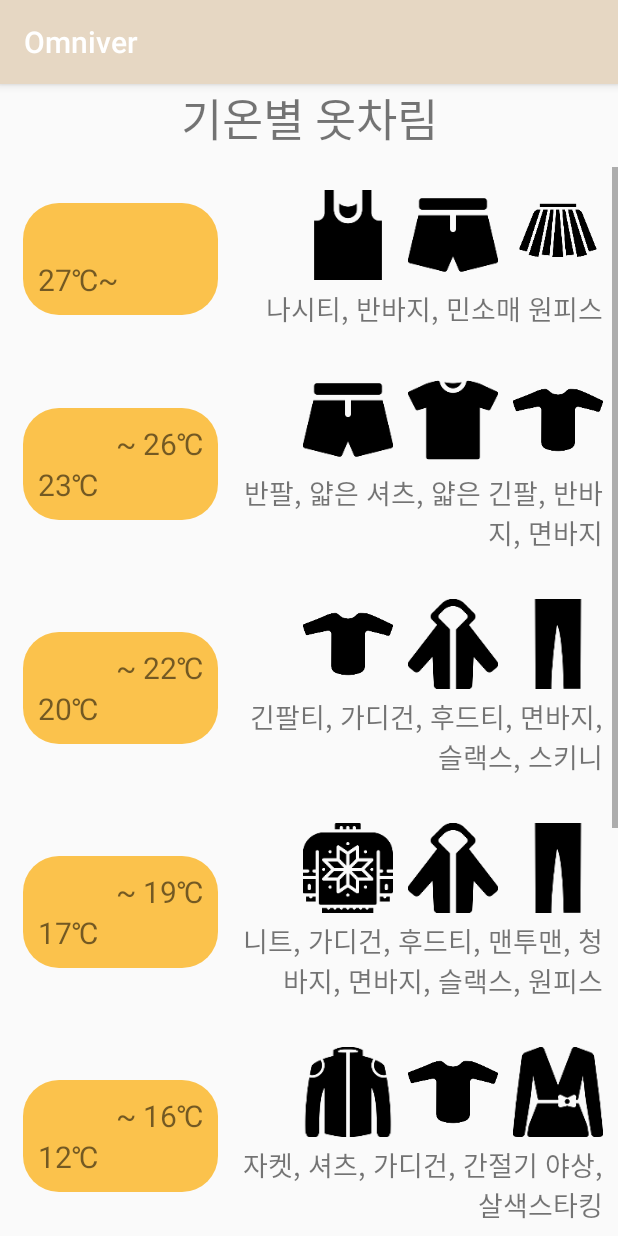
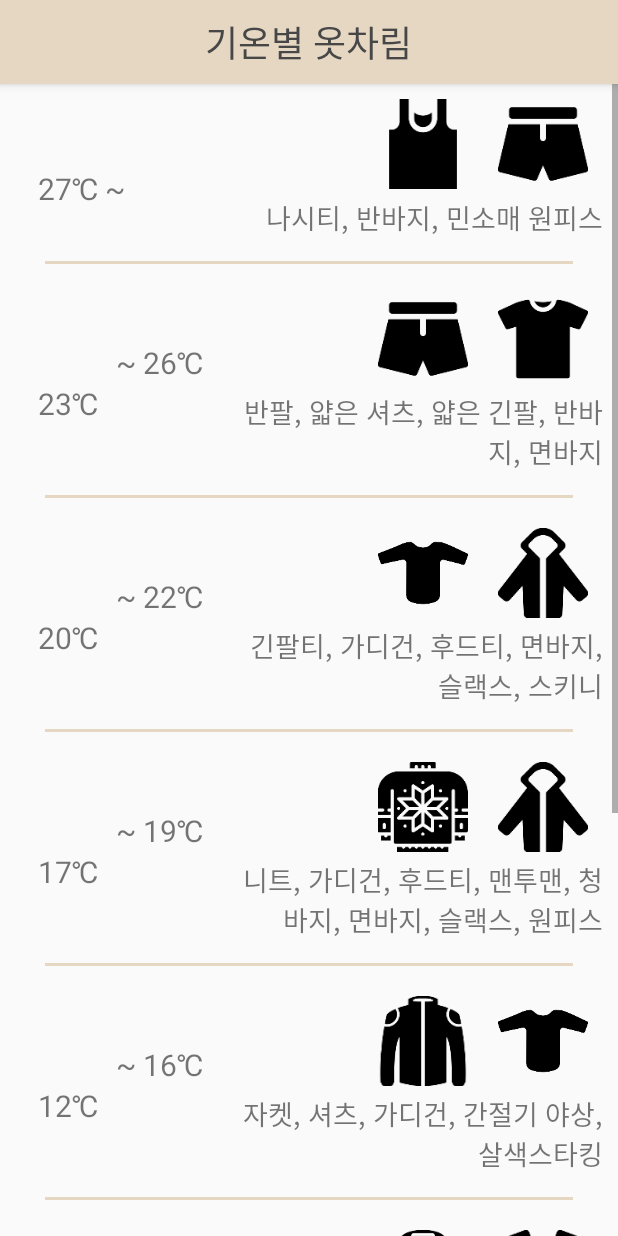
Before and after one commit to wnehdals/Omniver, an Android app: the CategoryActivity screen opened directly, with no data from a screen before it, after a tap on "기온 별 옷차림 보기", on a phone screen of 412 x 824 dp. Run offline under Robolectric (Android 15) with nearby library versions, the phone set to English and light mode, and no system bars; pictures from the network do not load.

```diff
--- a/app/src/main/java/com/example/omniver/CategoryActivity.java
+++ b/app/src/main/java/com/example/omniver/CategoryActivity.java
@@ -1,5 +1,6 @@
 package com.example.omniver;
 
+import android.app.ActionBar;
 import android.content.Intent;
 import android.media.ExifInterface;
 import android.net.Uri;
@@ -9,6 +10,7 @@ import android.provider.MediaStore;
 import android.util.Log;
 import android.view.View;
 import android.widget.Button;
+import android.widget.TextView;
 
 import androidx.core.content.FileProvider;
 
@@ -29,27 +31,40 @@ public class CategoryActivity extends BottomNavigationActivity implements View.O
     private Uri photoUri;
     static final int REQUEST_IMAGE_CAPTURE = 1;
     static final int SEND_CALCULATEACTIVITY = 2;
+
     private Button takePhotoButton;
     private Button tempClothDictionaryButton;
+    private Button clothLogButton;
+
     @Override
     protected void onCreate(Bundle savedInstanceState) {
         super.onCreate(savedInstanceState);
         setContentView(R.layout.activity_category);
+
         bottomNavListener = new BottomNavListener();
         navView = findViewById(R.id.nav_view);
         navView.setOnNavigationItemSelectedListener(bottomNavListener);
         init();
+
+        getSupportActionBar().setDisplayShowTitleEnabled(false);
+        getSupportActionBar().setDisplayOptions(ActionBar.DISPLAY_SHOW_CUSTOM);
+        getSupportActionBar().setCustomView(R.layout.actionbar_center);
+        TextView title = findViewById(R.id.actionbar_title);
+        title.setText("카테고리");
     }
-    public void init(){
-        takePhotoButton = (Button)findViewById(R.id.take_photo_button);
-        tempClothDictionaryButton = (Button)findViewById(R.id.recommended_list_button);
+
+    public void init() {
+        takePhotoButton = findViewById(R.id.take_photo_button);
         takePhotoButton.setOnClickListener(this);
+        tempClothDictionaryButton = findViewById(R.id.recommended_list_button);
         tempClothDictionaryButton.setOnClickListener(this);
+        clothLogButton = findViewById(R.id.cloth_log_button);
+        clothLogButton.setOnClickListener(this);
     }
 
     @Override
     public void onClick(View view) {
-        switch (view.getId()){
+        switch (view.getId()) {
             case R.id.take_photo_button:
                 Intent takePictureIntent = new Intent(MediaStore.ACTION_IMAGE_CAPTURE);
                 if (takePictureIntent.resolveActivity(getPackageManager()) != null) {
@@ -72,8 +87,13 @@ public class CategoryActivity extends BottomNavigationActivity implements View.O
                 Intent recommendedListIntent = new Intent(this, RecommendedListActivity.class);
                 startActivity(recommendedListIntent);
                 break;
+            case R.id.cloth_log_button:
+                Intent clothLogIntent = new Intent(this, ClothLogActivity.class);
+                startActivity(clothLogIntent);
+                break;
         }
     }
+
     private File createImageFile() throws IOException {
         // Create an image file name
         timeStamp = new SimpleDateFormat("yyyyMMdd_HHmmss").format(new Date());
@@ -86,7 +106,7 @@ public class CategoryActivity extends BottomNavigationActivity implements View.O
         );
 
         // Save a file: path for use with ACTION_VIEW intents
-        Log.d(this.toString(), ".\n"+image.getAbsolutePath());
+        Log.d(this.toString(), ".\n" + image.getAbsolutePath());
         currentPhotoPath = image.getAbsolutePath();
         return image;
     }
@@ -108,7 +128,7 @@ public class CategoryActivity extends BottomNavigationActivity implements View.O
         if (requestCode == REQUEST_IMAGE_CAPTURE && resultCode == RESULT_OK) {
             Intent intent = new Intent(CategoryActivity.this, EvaluationActivity.class);
             intent.putExtra("imagePath", currentPhotoPath);
-            intent.putExtra("date",timeStamp);
+            intent.putExtra("date", timeStamp);
             startActivity(intent);
 
 
--- a/app/src/main/java/com/example/omniver/RecommendedListActivity.java
+++ b/app/src/main/java/com/example/omniver/RecommendedListActivity.java
@@ -4,7 +4,9 @@ import androidx.appcompat.app.AppCompatActivity;
 import androidx.recyclerview.widget.LinearLayoutManager;
 import androidx.recyclerview.widget.RecyclerView;
 
+import android.app.ActionBar;
 import android.os.Bundle;
+import android.widget.TextView;
 
 public class RecommendedListActivity extends AppCompatActivity {
     private RecyclerView recyclerView;
@@ -12,14 +14,14 @@ public class RecommendedListActivity extends AppCompatActivity {
     private RecyclerView.LayoutManager layoutManager;
 
     final int[][] icons = {
-            {R.mipmap.sleeveless, R.mipmap.shorts, R.mipmap.skirt},
-            {R.mipmap.shorts, R.mipmap.casual_t_shirt_, R.mipmap.long_sleeves_t_shirt},
-            {R.mipmap.long_sleeves_t_shirt, R.mipmap.hoodie, R.mipmap.long_pants},
-            {R.mipmap.neat, R.mipmap.hoodie, R.mipmap.long_pants},
-            {R.mipmap.black_jacket, R.mipmap.long_sleeves_t_shirt, R.mipmap.blouse_with_lace},
-            {R.mipmap.coat, R.mipmap.blouse_with_lace, R.mipmap.scarf},
-            {R.mipmap.coat, R.mipmap.black_jacket, R.mipmap.scarf},
-            {R.mipmap.winter, R.mipmap.black_jacket, R.mipmap.coat}
+            {R.mipmap.sleeveless, R.mipmap.shorts},
+            {R.mipmap.shorts, R.mipmap.casual_t_shirt_},
+            {R.mipmap.long_sleeves_t_shirt, R.mipmap.hoodie},
+            {R.mipmap.neat, R.mipmap.hoodie},
+            {R.mipmap.black_jacket, R.mipmap.long_sleeves_t_shirt},
+            {R.mipmap.coat, R.mipmap.blouse_with_lace},
+            {R.mipmap.coat, R.mipmap.scarf},
+            {R.mipmap.winter, R.mipmap.black_jacket}
     };
     final String[] texts = {
             "나시티, 반바지, 민소매 원피스",
@@ -31,8 +33,8 @@ public class RecommendedListActivity extends AppCompatActivity {
             "코트, 가죽자켓",
             "겨울 옷(야상, 패딩, 목도리 등)"
     };
-    final String[] temperatures1 = { "27", "23", "20", "17", "12", "10", "6", "0"};
-    final String[] temperatures2 = { "99", "26", "22", "19", "16", "11", "9", "5"};
+    final String[] temperatures1 = {"27", "23", "20", "17", "12", "10", "6", "0"};
+    final String[] temperatures2 = {"99", "26", "22", "19", "16", "11", "9", "5"};
 
     @Override
     protected void onCreate(Bundle savedInstanceState) {
@@ -45,5 +47,11 @@ public class RecommendedListActivity extends AppCompatActivity {
         recyclerView.setLayoutManager(layoutManager);
         mAdapter = new RecommendedListRecyclerAdapter(icons, texts, temperatures1, temperatures2);
         recyclerView.setAdapter(mAdapter);
+
+        getSupportActionBar().setDisplayShowTitleEnabled(false);
+        getSupportActionBar().setDisplayOptions(ActionBar.DISPLAY_SHOW_CUSTOM);
+        getSupportActionBar().setCustomView(R.layout.actionbar_center);
+        TextView title = findViewById(R.id.actionbar_title);
+        title.setText("기온별 옷차림");
     }
 }
--- a/app/src/main/java/com/example/omniver/RecommendedListRecyclerAdapter.java
+++ b/app/src/main/java/com/example/omniver/RecommendedListRecyclerAdapter.java
@@ -16,14 +16,13 @@ class RecommendedListRecyclerAdapter extends RecyclerView.Adapter<RecommendedLis
     private String[] temps1, temps2;
 
     public static class RecyclerViewHolder extends RecyclerView.ViewHolder {
-        public ImageView icon1, icon2, icon3;
+        public ImageView icon1, icon2;
         public TextView clothesText, temp1Text, temp2Text;
 
         public RecyclerViewHolder(View v) {
             super(v);
             icon1 = v.findViewById(R.id.icon1);
             icon2 = v.findViewById(R.id.icon2);
-            icon3 = v.findViewById(R.id.icon3);
             clothesText = v.findViewById(R.id.clothes_text);
             temp1Text = v.findViewById(R.id.temp1_text);
             temp2Text = v.findViewById(R.id.temp2_text);
@@ -45,18 +44,15 @@ class RecommendedListRecyclerAdapter extends RecyclerView.Adapter<RecommendedLis
     }
     @Override
     public void onBindViewHolder(RecyclerViewHolder holder, int position) {
-        if (icons[position].length == 3) {
-            Glide.with(holder.icon1).load(icons[position][0]).into(holder.icon1);
-            Glide.with(holder.icon2).load(icons[position][1]).into(holder.icon2);
-            Glide.with(holder.icon3).load(icons[position][2]).into(holder.icon3);
-        }
+        Glide.with(holder.icon1).load(icons[position][0]).into(holder.icon1);
+        Glide.with(holder.icon2).load(icons[position][1]).into(holder.icon2);
 
         holder.clothesText.setText(texts[position]);
         holder.temp1Text.setText(temps1[position] + "℃");
         holder.temp2Text.setText("~ " + temps2[position] + "℃");
         if (position == 0) {
             holder.temp2Text.setText("");
-            holder.temp1Text.setText(temps1[position] + "℃~");
+            holder.temp1Text.setText(temps1[position] + "℃ ~");
         }
         if (position == getItemCount()) {
             holder.temp1Text.setText("");
--- a/app/src/main/java/com/example/omniver/SplashActivity.java
+++ b/app/src/main/java/com/example/omniver/SplashActivity.java
@@ -1,6 +1,4 @@
 package com.example.omniver;
-
-import androidx.appcompat.app.AppCompatActivity;
 
 import android.app.Activity;
 import android.content.Intent;
@@ -8,7 +6,6 @@ import android.os.Bundle;
 import android.os.Handler;
 import android.widget.ImageView;
 
-import com.bumptech.glide.Glide;
 import com.example.omniver.main_service.MainActivity;
 
 public class SplashActivity extends Activity {
@@ -22,6 +19,7 @@ public class SplashActivity extends Activity {
         //Glide.with(this).load(R.drawable.ic_logo).into(splachIcon);
         Handler hd = new Handler();
         hd.postDelayed(new splashhandler(), 1000); // 1초 후에 hd handler 실행  3000ms = 3초
+
 
     }
 
--- /dev/null
+++ b/app/src/main/res/layout/actionbar_center.xml
@@ -0,0 +1,17 @@
+<?xml version="1.0" encoding="utf-8"?>
+<LinearLayout xmlns:android="http://schemas.android.com/apk/res/android"
+    android:layout_width="match_parent"
+    android:layout_height="wrap_content"
+    android:layout_gravity="center"
+    android:orientation="vertical">
+
+    <TextView
+        android:id="@+id/actionbar_title"
+        android:layout_width="wrap_content"
+        android:layout_height="wrap_content"
+        android:layout_gravity="center"
+        android:text="카테고리"
+        android:textColor="@color/gray"
+        android:textSize="24sp" />
+
+</LinearLayout>
--- a/app/src/main/res/layout/activity_main.xml
+++ b/app/src/main/res/layout/activity_main.xml
@@ -83,7 +83,6 @@
                 android:layout_height="?attr/actionBarSize"
                 app:layout_collapseMode="pin"
                 app:title="Omniver">
-
 
             </androidx.appcompat.widget.Toolbar>
 
--- a/app/src/main/res/layout/activity_recommended_list.xml
+++ b/app/src/main/res/layout/activity_recommended_list.xml
@@ -1,19 +1,10 @@
 <?xml version="1.0" encoding="utf-8"?>
 <LinearLayout xmlns:android="http://schemas.android.com/apk/res/android"
-    xmlns:app="http://schemas.android.com/apk/res-auto"
     xmlns:tools="http://schemas.android.com/tools"
     android:layout_width="match_parent"
     android:layout_height="match_parent"
     android:orientation="vertical"
     tools:context=".RecommendedListActivity">
-
-    <TextView
-        android:layout_width="match_parent"
-        android:layout_height="wrap_content"
-        android:layout_marginBottom="10dp"
-        android:text="기온별 옷차림"
-        android:textSize="30sp"
-        android:textAlignment="center" />
 
     <androidx.recyclerview.widget.RecyclerView
         android:id="@+id/recycler"
--- a/app/src/main/res/layout/item_recommended_list.xml
+++ b/app/src/main/res/layout/item_recommended_list.xml
@@ -1,9 +1,14 @@
 <?xml version="1.0" encoding="utf-8"?>
 <LinearLayout xmlns:android="http://schemas.android.com/apk/res/android"
-    android:orientation="horizontal" android:layout_width="match_parent"
+    android:orientation="vertical" android:layout_width="match_parent"
     android:layout_height="wrap_content"
     android:layout_marginHorizontal="10dp"
-    android:layout_marginVertical="15dp">
+    android:layout_marginVertical="10dp">
+
+    <LinearLayout
+        android:layout_width="match_parent"
+        android:layout_height="wrap_content"
+        android:orientation="horizontal">
 
         <LinearLayout
             android:layout_width="130dp"
@@ -11,14 +16,12 @@
             android:orientation="vertical"
             android:layout_gravity="center"
             android:layout_margin="5dp"
-        android:padding="10dp"
-        android:background="@drawable/bg_yellow_radius_24">
+            android:padding="10dp">
 
             <TextView
                 android:id="@+id/temp2_text"
                 android:text="~ 26℃"
                 android:textSize="20sp"
-            android:layout_marginLeft="30dp"
                 android:layout_width="match_parent"
                 android:layout_height="wrap_content"
                 android:textAlignment="gravity"
@@ -47,7 +50,7 @@
                 <ImageView
                     android:id="@+id/icon1"
                     android:src="@drawable/ic_logo"
-                android:layout_marginRight="10dp"
+                    android:layout_marginRight="20dp"
                     android:layout_width="60dp"
                     android:layout_height="60dp" />
                 <ImageView
@@ -56,14 +59,8 @@
                     android:layout_marginRight="10dp"
                     android:layout_width="60dp"
                     android:layout_height="60dp" />
-            <ImageView
-                android:id="@+id/icon3"
-                android:src="@drawable/ic_logo"
-                android:layout_width="60dp"
-                android:layout_height="60dp" />
 
             </LinearLayout>
-
 
             <TextView
                 android:id="@+id/clothes_text"
@@ -78,3 +75,12 @@
         </LinearLayout>
 
     </LinearLayout>
+
+    <View
+        android:layout_width="match_parent"
+        android:layout_height="2dp"
+        android:layout_marginTop="15dp"
+        android:layout_marginHorizontal="20dp"
+        android:background="@color/beige" />
+
+</LinearLayout>
```
Also changed, not shown: app/src/main/AndroidManifest.xml (+10 -7 lines), app/src/main/java/com/example/omniver/ClothLogActivity.java (added, +34 -0 lines), app/src/main/java/com/example/omniver/evaluate_service/EvaluationActivity.java (+8 -0 lines), app/src/main/java/com/example/omniver/myinfo_service/MyInfoActivity.java (+49 -38 lines), app/src/main/res/layout/activity_category.xml (+11 -7 lines), app/src/main/res/layout/activity_cloth_log.xml (added, +12 -0 lines). Lines whose indentation alone changed are shown as unchanged.
